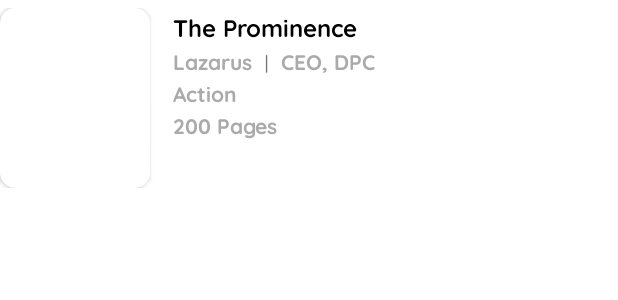
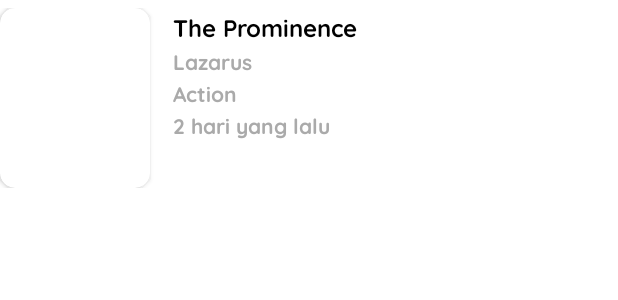
Before and after one commit to rrfito/Dimple-Books, an Android app: the layout item_book_history.xml on its own in the app's theme, with its tools: preview values and no code run, on a phone screen of 412 x 824 dp. Shown: the top 300 px of the screen. Run offline under Robolectric (Android 15) with nearby library versions, the phone set to English and light mode, and no system bars.

Commit message:
test database for history

```diff
--- a/app/src/main/java/com/example/dimplebooks/UI/adapters/bookAdapter.kt
+++ b/app/src/main/java/com/example/dimplebooks/UI/adapters/bookAdapter.kt
@@ -10,7 +10,6 @@ import androidx.recyclerview.widget.RecyclerView
 import com.bumptech.glide.Glide
 import com.bumptech.glide.load.engine.DiskCacheStrategy
 import com.example.dimplebooks.R
-import com.example.dimplebooks.model.RecycleViewBook
 import com.example.dimplebooks.model.bookModel
 
 class bookAdapter(
--- a/app/src/main/java/com/example/dimplebooks/UI/adapters/newestBookAdapter.kt
+++ b/app/src/main/java/com/example/dimplebooks/UI/adapters/newestBookAdapter.kt
@@ -10,7 +10,7 @@ import androidx.recyclerview.widget.RecyclerView
 import com.bumptech.glide.Glide
 import com.example.dimplebooks.R
 import com.example.dimplebooks.UI.adapters.bookHistoryAdapter.ViewHolder
-import com.example.dimplebooks.model.RecycleViewBookHistory
+
 import com.example.dimplebooks.model.bookModel
 
 class newestBookAdapter( private val newestBookList: ArrayList<bookModel>)
--- a/app/src/main/java/com/example/dimplebooks/viewModel/bookViewModel.kt
+++ b/app/src/main/java/com/example/dimplebooks/viewModel/bookViewModel.kt
@@ -9,6 +9,7 @@ import retrofit2.Call
 import retrofit2.Callback
 import retrofit2.Response
 import android.util.Log
+import com.example.dimplebooks.data.entity.bookHistory
 import com.example.dimplebooks.model.BookResponse
 
 class BookViewModel : ViewModel() {
@@ -17,7 +18,6 @@ class BookViewModel : ViewModel() {
 
     private val _searchBooks = MutableLiveData<List<bookModel>>()
     val searchBooks: LiveData<List<bookModel>> get() = _searchBooks
-
     private val _newestBooks = MutableLiveData<List<bookModel>>()
     val newestBooks: LiveData<List<bookModel>> get() = _newestBooks
 
@@ -99,4 +99,4 @@ class BookViewModel : ViewModel() {
         isImageVisible = imageVisible
         isTextVisible = textVisible
     }
-}
+    }
--- a/app/src/main/res/layout/item_book_history.xml
+++ b/app/src/main/res/layout/item_book_history.xml
@@ -15,7 +15,7 @@
         app:cardElevation="2dp">
 
         <ImageView
-            android:id="@+id/bookImage"
+            android:id="@+id/bookImageHistory"
             android:layout_width="match_parent"
             android:layout_height="match_parent"
             android:scaleType="centerCrop" />
@@ -31,7 +31,7 @@
 
         <!-- Book Name -->
         <TextView
-            android:id="@+id/bookName"
+            android:id="@+id/bookNameHistory"
             android:layout_width="wrap_content"
             android:layout_height="wrap_content"
 
@@ -42,13 +42,10 @@
             android:textColor="@android:color/black" />
 
         <!-- Author and Publisher Information -->
-        <LinearLayout
-            android:layout_width="wrap_content"
-            android:layout_height="wrap_content"
-            android:orientation="horizontal">
+
 
             <TextView
-                android:id="@+id/authorInfo"
+                android:id="@+id/authorHistory"
                 android:layout_width="wrap_content"
                 android:layout_height="wrap_content"
                 android:fontFamily="@font/quicksandbold"
@@ -56,28 +53,13 @@
                 android:textSize="14sp"
                 android:textColor="@android:color/darker_gray" />
 
-            <TextView
-                android:id="@+id/wd"
-                android:layout_width="wrap_content"
-                android:layout_height="wrap_content"
-                android:layout_marginStart="8dp"
-                android:text="|" />
 
-            <TextView
-                android:id="@+id/publisher"
-                android:layout_width="wrap_content"
-                android:layout_height="wrap_content"
-                android:layout_marginStart="8dp"
-                android:fontFamily="@font/quicksandbold"
-                android:text="CEO, DPC"
-                android:textSize="14sp"
-                android:textColor="@android:color/darker_gray" />
 
-        </LinearLayout>
+
 
         <!-- Genre -->
         <TextView
-            android:id="@+id/genre"
+            android:id="@+id/genreHistory"
             android:layout_width="wrap_content"
             android:layout_height="wrap_content"
 
@@ -88,12 +70,12 @@
 
         <!-- Number of Pages -->
         <TextView
-            android:id="@+id/pageCount"
+            android:id="@+id/readHistory"
             android:layout_width="wrap_content"
             android:layout_height="wrap_content"
 
             android:fontFamily="@font/quicksandbold"
-            android:text="200 Pages"
+            android:text="2 hari yang lalu"
             android:textSize="14sp"
             android:textColor="@android:color/darker_gray" />
 
```
Also changed, not shown: app/build.gradle.kts (+18 -2 lines), app/src/main/java/com/example/dimplebooks/UI/adapters/bookHistoryAdapter.kt (+11 -19 lines), app/src/main/java/com/example/dimplebooks/UI/fragment/History.kt (+41 -5 lines), app/src/main/java/com/example/dimplebooks/UI/fragment/Library.kt (+32 -9 lines), app/src/main/java/com/example/dimplebooks/data/AppDatabase.kt (added, +30 -0 lines), app/src/main/java/com/example/dimplebooks/data/Converters.kt (added, +18 -0 lines), app/src/main/java/com/example/dimplebooks/data/dao/bookHistoryDao.kt (added, +16 -0 lines), app/src/main/java/com/example/dimplebooks/data/entity/bookHistory.kt (added, +22 -0 lines), app/src/main/java/com/example/dimplebooks/model/RecycleViewBook.kt (deleted, +0 -16 lines), app/src/main/java/com/example/dimplebooks/viewModel/bookHistoryViewModel.kt (added, +30 -0 lines), app/src/main/res/layout/fragment_history.xml (+29 -1 lines).
